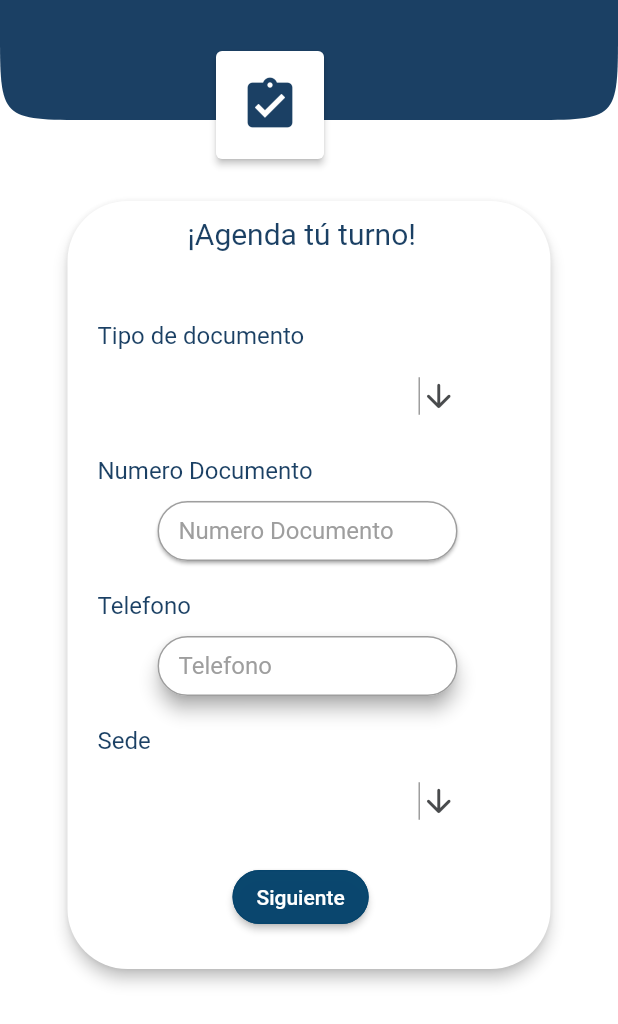
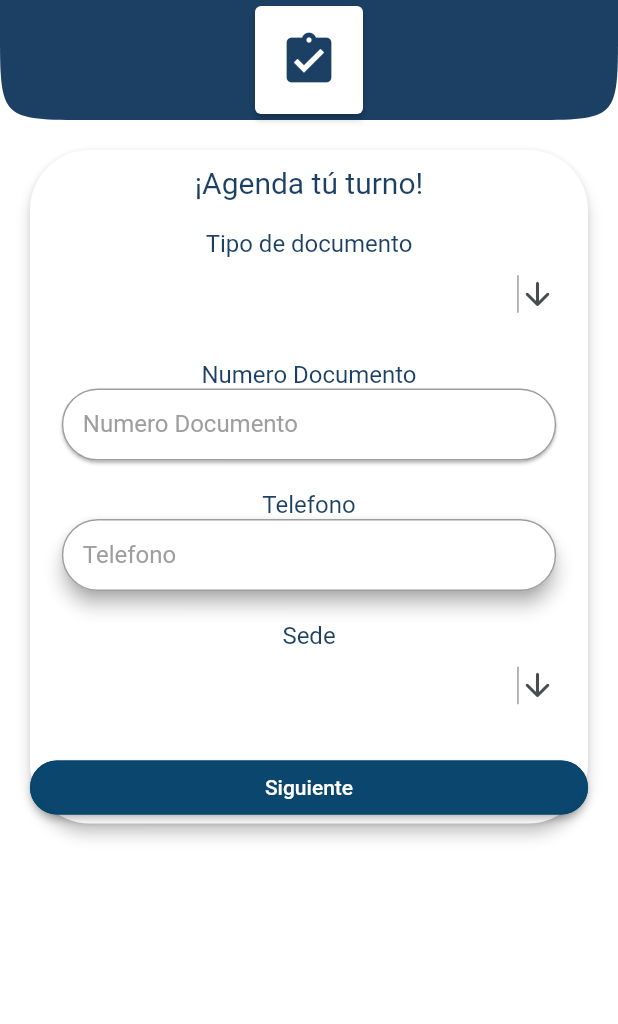
Before and after one commit to DTZ-David/farmax_app, a Flutter app: the RegistrarCita screen opened by its route, on a phone screen of 412 x 824 dp. Shown: the top 1024 px of the screen. Run offline on Flutter 3.47's test engine with Material 2 defaults, Android fonts, the phone set to English and light mode, and no system bars; our stand-ins replace get, image_picker, loading_animation_widget; network calls fail.

Commit message:
Responsive Layout

```diff
--- a/lib/ui/pages/registrar_cita.dart
+++ b/lib/ui/pages/registrar_cita.dart
@@ -35,46 +35,40 @@ class _RegistrarCitaState extends State<RegistrarCita> {
                   )),
             ),
             body: SingleChildScrollView(
-              child: Center(
-                child: Column(
-                  children: [
-                    const SizedBox(height: 50),
-                    SizedBox(
-                      height: 520,
-                      width: 330,
+              child: LayoutBuilder(
+                builder: (BuildContext context, BoxConstraints constraints) {
+                  return Center(
+                    child: Padding(
+                      padding: const EdgeInsets.all(16),
                       child: Card(
                         elevation: 4,
                         shape: RoundedRectangleBorder(
-                            borderRadius: BorderRadius.circular(40)),
+                          borderRadius: BorderRadius.circular(40),
+                        ),
                         color: Colors.white,
-                        child: Stack(
+                        child: SizedBox(
+                          width: constraints.maxWidth,
+                          child: Column(
+                            mainAxisSize: MainAxisSize.min,
                             children: [
-                            const Positioned(
-                              top: 10,
-                              left: 80,
-                              child: Text(
+                              const SizedBox(height: 10),
+                              const Text(
                                 "¡Agenda tú turno!",
                                 style: TextStyle(
                                   color: Color.fromARGB(234, 6, 47, 86),
-                                    fontSize: 20),
+                                  fontSize: 20,
                                 ),
                               ),
-                            const Positioned(
-                              top: 80,
-                              left: 20,
-                              child: Text(
+                              const SizedBox(height: 20),
+                              const Text(
                                 "Tipo de documento",
                                 style: TextStyle(
                                   color: Color.fromARGB(234, 6, 47, 86),
-                                    fontSize: 16),
+                                  fontSize: 16,
                                 ),
                               ),
-                            Positioned(
-                              top: 110,
-                              left: 60,
-                              child: SizedBox(
-                                width: 200,
-                                height: 40,
+                              SizedBox(
+                                width: constraints.maxWidth * 0.8,
                                 child: DropdownButtonFormField(
                                     decoration: InputDecoration(
                                       contentPadding:
@@ -123,23 +117,16 @@ class _RegistrarCitaState extends State<RegistrarCita> {
                                       });
                                     }),
                               ),
-                            ),
-                            const Positioned(
-                              top: 170,
-                              left: 20,
-                              child: Text(
+                              const SizedBox(height: 20),
+                              const Text(
                                 "Numero Documento",
                                 style: TextStyle(
                                   color: Color.fromARGB(234, 6, 47, 86),
-                                    fontSize: 16),
+                                  fontSize: 16,
                                 ),
                               ),
-                            Positioned(
-                              top: 200,
-                              left: 60,
-                              child: SizedBox(
-                                width: 200,
-                                height: 40,
+                              SizedBox(
+                                width: constraints.maxWidth * 0.8,
                                 child: PhysicalModel(
                                   borderRadius: BorderRadius.circular(50.0),
                                   color: Colors.white,
@@ -165,23 +152,16 @@ class _RegistrarCitaState extends State<RegistrarCita> {
                                           ))),
                                 ),
                               ),
-                            ),
-                            const Positioned(
-                              top: 260,
-                              left: 20,
-                              child: Text(
+                              const SizedBox(height: 20),
+                              const Text(
                                 "Telefono",
                                 style: TextStyle(
                                   color: Color.fromARGB(234, 6, 47, 86),
-                                    fontSize: 16),
+                                  fontSize: 16,
                                 ),
                               ),
-                            Positioned(
-                              top: 290,
-                              left: 60,
-                              child: SizedBox(
-                                width: 200,
-                                height: 40,
+                              SizedBox(
+                                width: constraints.maxWidth * 0.8,
                                 child: PhysicalModel(
                                   borderRadius: BorderRadius.circular(50.0),
                                   color: Colors.white,
@@ -207,23 +187,16 @@ class _RegistrarCitaState extends State<RegistrarCita> {
                                           ))),
                                 ),
                               ),
-                            ),
-                            const Positioned(
-                              top: 350,
-                              left: 20,
-                              child: Text(
+                              const SizedBox(height: 20),
+                              const Text(
                                 "Sede",
                                 style: TextStyle(
                                   color: Color.fromARGB(234, 6, 47, 86),
-                                    fontSize: 16),
+                                  fontSize: 16,
                                 ),
                               ),
-                            Positioned(
-                              top: 380,
-                              left: 60,
-                              child: SizedBox(
-                                width: 200,
-                                height: 40,
+                              SizedBox(
+                                width: constraints.maxWidth * 0.8,
                                 child: DropdownButtonFormField(
                                     decoration: InputDecoration(
                                       contentPadding:
@@ -272,23 +245,19 @@ class _RegistrarCitaState extends State<RegistrarCita> {
                                       });
                                     }),
                               ),
-                            ),
-                            Positioned(
-                                top: 440,
-                                left: 110,
-                                child: ElevatedButton(
+                              const SizedBox(height: 20),
+                              ElevatedButton(
                                 style: ButtonStyle(
-                                      backgroundColor:
-                                          MaterialStateProperty.all<Color>(
-                                              const Color.fromARGB(
-                                                  250, 6, 68, 108)),
+                                    backgroundColor: MaterialStateProperty.all<Color>(
+                                        const Color.fromARGB(250, 6, 68, 108)),
                                     shape: MaterialStateProperty.all<
                                             RoundedRectangleBorder>(
                                         RoundedRectangleBorder(
                                             borderRadius:
                                                 BorderRadius.circular(18.0),
                                             side: const BorderSide(
-                                                  color: Color.fromARGB(250, 6, 68, 108))))),
+                                                color: Color.fromARGB(
+                                                    250, 6, 68, 108))))),
                                 child: Row(
                                   mainAxisAlignment: MainAxisAlignment.center,
                                   children: const <Widget>[
@@ -298,19 +267,20 @@ class _RegistrarCitaState extends State<RegistrarCita> {
                                 onPressed: () {
                                   Get.offAllNamed('/registrarCitaP2');
                                 },
-                                ))
-                          ],
                               ),
-                      ),
-                    )
                             ],
                           ),
                         ),
                       ),
                     ),
-          Positioned(
-            left: 140,
-            top: 30,
+                  );
+                },
+              ),
+            ),
+          ),
+          Center(
+              child: Align(
+            alignment: Alignment.topCenter,
             child: Card(
               clipBehavior: Clip.hardEdge,
               elevation: 2,
@@ -327,7 +297,7 @@ class _RegistrarCitaState extends State<RegistrarCita> {
                 ),
               ),
             ),
-          )
+          ))
         ],
       ),
     );
```
Also changed, not shown: lib/domain/models/turno.dart (renamed from lib/domain/models/sesion.dart, +10 -10 lines), lib/responsive/desktop_body.dart (added, +10 -0 lines), lib/responsive/mobile_body.dart (added, +10 -0 lines), lib/responsive/responsivelayout.dart (added, +19 -0 lines), lib/ui/pages/home.dart (+5 -12 lines). Lines whose indentation alone changed are shown as unchanged.
